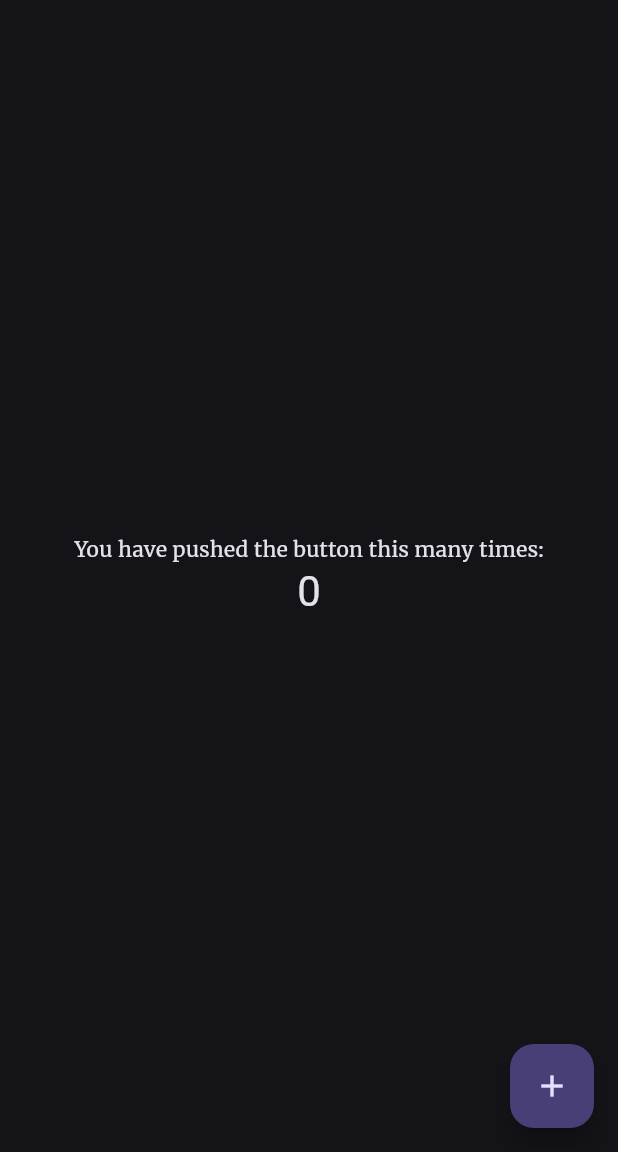
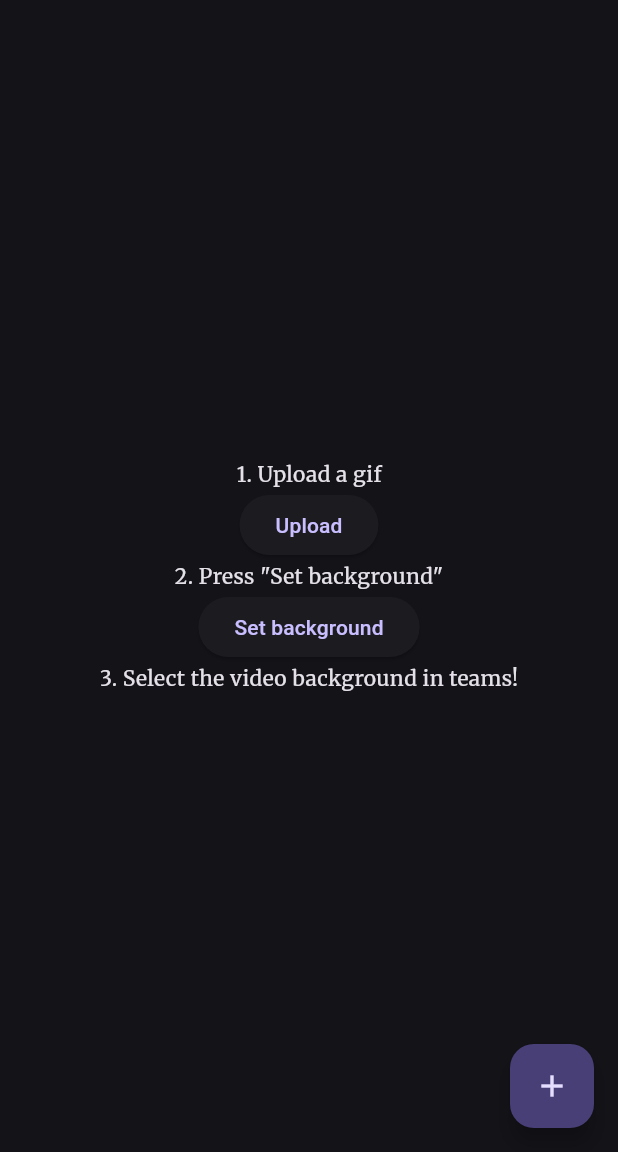
Before and after one commit to Lordturkola/teams_modifier, a Flutter app: the screen it shows after launch, on a phone screen of 412 x 824 dp, the part 84-1236 px from its top. Run offline on Flutter 3.47's test engine with Material 3 defaults, Android fonts, the phone set to English and light mode, and no system bars; our stand-ins replace google_fonts.

Commit message:
feat: made minimal layout

```diff
--- a/teams_modifier_app/lib/home_page.dart
+++ b/teams_modifier_app/lib/home_page.dart
@@ -28,11 +28,12 @@
         child: Column(
           mainAxisAlignment: MainAxisAlignment.center,
           children: <Widget>[
-            const Text('You have pushed the button this many times:'),
-            Text(
-              '$_counter',
-              style: Theme.of(context).textTheme.headlineMedium,
-            ),
+            const Text('1. Upload a gif'),
+            ElevatedButton(onPressed: () {}, child: Text("Upload")),
+            const Text('2. Press "Set background"'),
+            ElevatedButton(onPressed: () {}, child: Text("Set background")),
+
+            const Text('3. Select the video background in teams!'),
           ],
         ),
       ),
```
